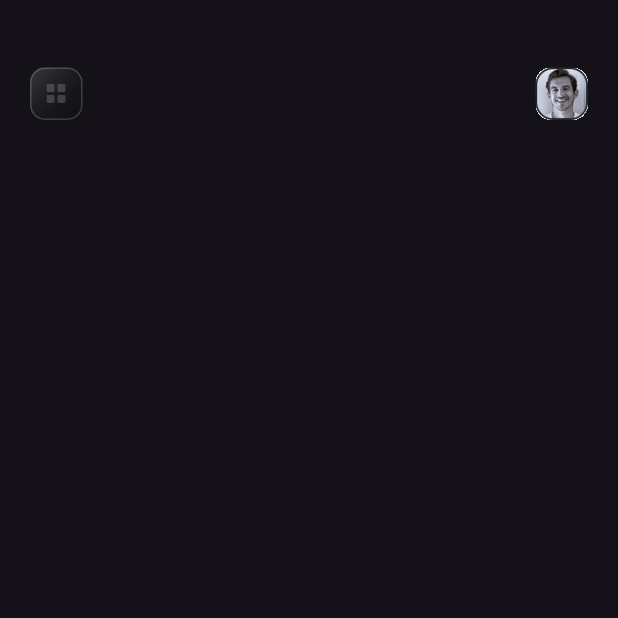
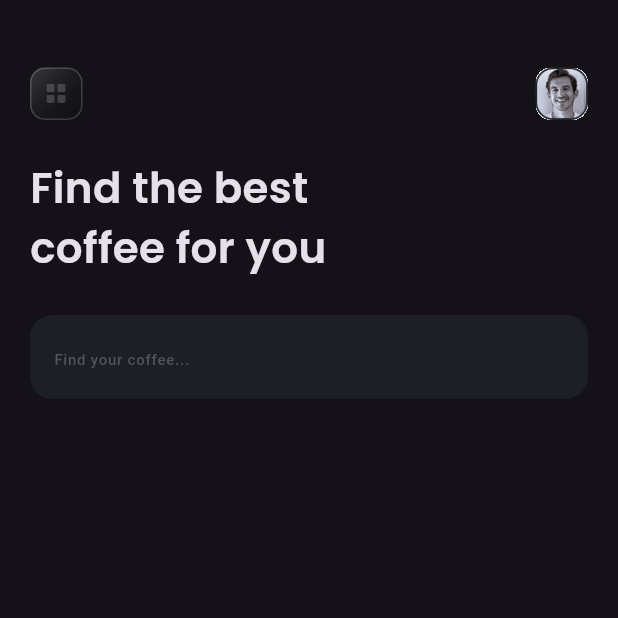
Before and after one commit to Debadrita438/flutter-coffee-shop, a Flutter app: the screen it shows after launch, on a phone screen of 412 x 824 dp, the top half of it. Run offline on Flutter 3.47's test engine with Material 3 defaults, Android fonts, the phone set to English and light mode, and no system bars; our stand-ins replace flutter_svg, hexcolor.

Commit message:
font and search field added

```diff
--- a/lib/landing/dashboard.dart
+++ b/lib/landing/dashboard.dart
@@ -1,9 +1,24 @@
+import 'package:coffee_shop/utils/colors.dart';
 import 'package:flutter/material.dart';
 
 import 'package:coffee_shop/common_widgets/index.dart';
+import 'package:hexcolor/hexcolor.dart';
 
-class DashboardScreen extends StatelessWidget {
+class DashboardScreen extends StatefulWidget {
   const DashboardScreen({super.key});
+
+  @override
+  State<DashboardScreen> createState() => _DashboardScreenState();
+}
+
+class _DashboardScreenState extends State<DashboardScreen> {
+  final _searchController = TextEditingController();
+
+  @override
+  void dispose() {
+    _searchController.dispose();
+    super.dispose();
+  }
 
   @override
   Widget build(BuildContext context) {
@@ -11,8 +26,36 @@ class DashboardScreen extends StatelessWidget {
       body: SingleChildScrollView(
         padding: const EdgeInsets.symmetric(horizontal: 20, vertical: 45),
         child: Column(
+          crossAxisAlignment: CrossAxisAlignment.start,
           children: [
             const MainHeader(),
+            const SizedBox(height: 25),
+            const Text(
+              'Find the best\ncoffee for you',
+              style: TextStyle(
+                fontSize: 28,
+                fontFamily: 'Poppins',
+                fontWeight: FontWeight.w600,
+              ),
+            ),
+            const SizedBox(height: 25),
+            TextField(
+              controller: _searchController,
+              decoration: InputDecoration(
+                hintText: 'Find your coffee...',
+                border: OutlineInputBorder(
+                  borderRadius: BorderRadius.circular(15),
+                  borderSide: BorderSide.none,
+                ),
+                fillColor: const Color.fromARGB(255, 28, 31, 38),
+                filled: true,
+                hintStyle: TextStyle(
+                  color: HexColor(AppColor.lightGray),
+                  fontWeight: FontWeight.w500,
+                  fontSize: 10,
+                ),
+              ),
+            )
           ],
         ),
       ),
--- a/lib/utils/colors.dart
+++ b/lib/utils/colors.dart
@@ -2,4 +2,6 @@ class AppColor {
   static const deepestBlue = '#0C0F14';
   static const grayishBlack = '#21262E';
   static const transparentWhite = '#2EFFFFFF';
+  static const lightGray = '#52555A';
+  static const darkBlue = '#141921';
 }
```
Also changed, not shown: pubspec.yaml (+8 -6 lines), assets/fonts/Poppins-Medium.ttf (added), assets/fonts/Poppins-Regular.ttf (added), assets/fonts/Poppins-SemiBold.ttf (added).
